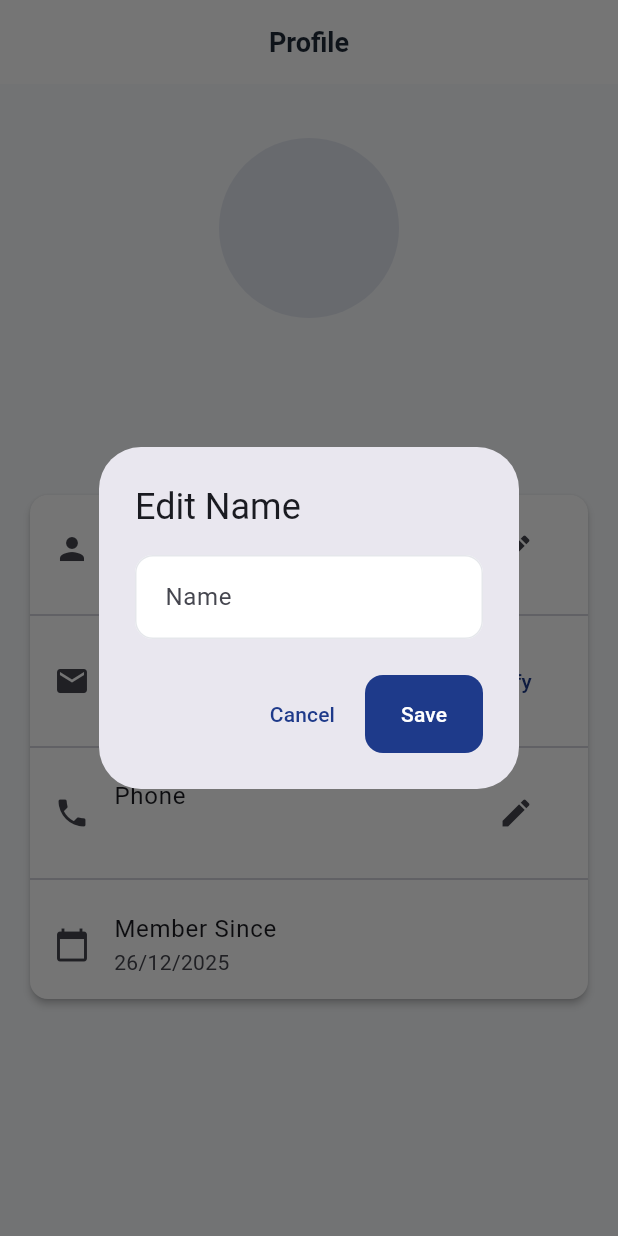
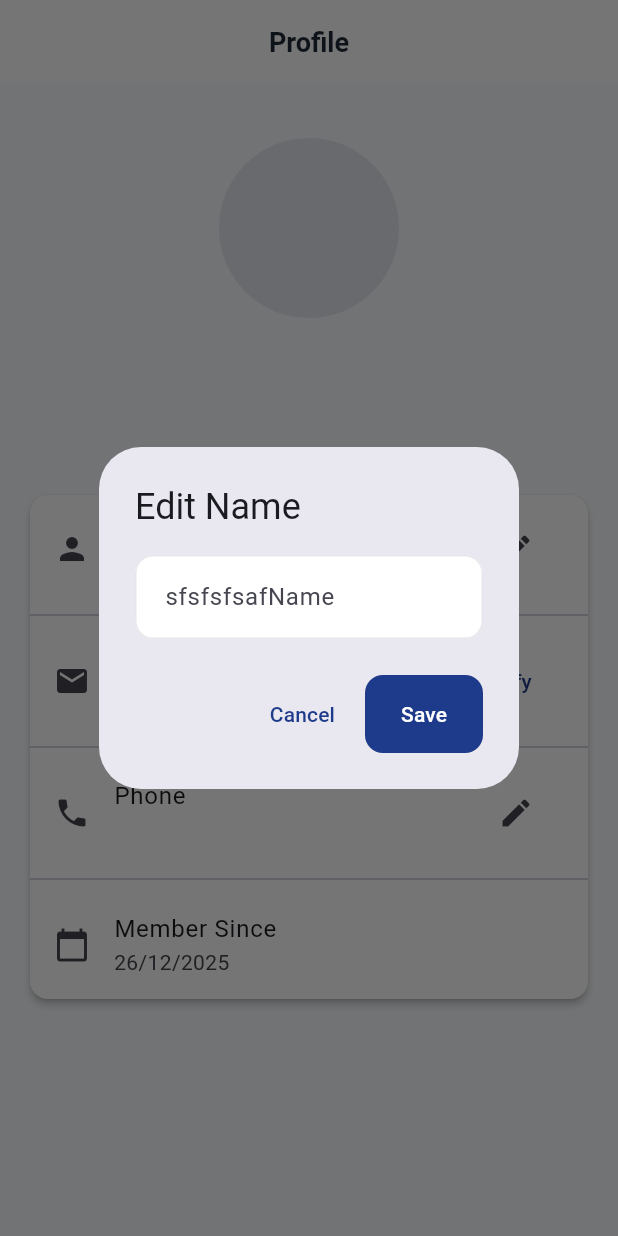
Before and after one commit to ahmedteli9909/Test_for_git, a Flutter app: the ProfileScreen screen opened by its route, after a tap on the "edit" icon, on a phone screen of 412 x 824 dp. Run offline on Flutter 3.47's test engine with Material 3 defaults, Android fonts, the phone set to English and light mode, and no system bars; our stand-ins replace dio, go_router, shared_preferences; accounts and stored records are empty; network calls fail.

Commit message:
Main commit

```diff
--- a/lib/screens/profile/profile_screen.dart
+++ b/lib/screens/profile/profile_screen.dart
@@ -168,7 +168,7 @@ class ProfileScreen extends StatelessWidget {
         content: TextField(
           controller: controller,
           decoration: InputDecoration(
-            labelText: title.replaceAll('Edit ', ''),
+            labelText: title.replaceAll('Edit ', 'sfsfsfsaf'),
           ),
         ),
         actions: [
```
